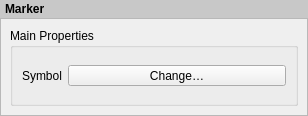
Before: the Qt Designer form src/ui/layout/qgslayoutmarkerwidgetbase.ui in carsmie/QGIS, drawn with Qt 5.
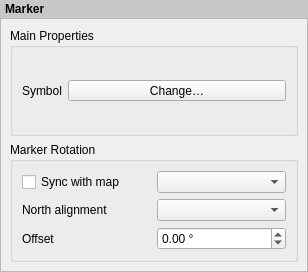
After: the same form once the commit is applied. Custom widgets are drawn as their Qt base class.

Commit message:
[layouts][FEATURE] Allow marker items to sync rotation with maps
This allows creation of north arrows from marker symbols, exposing
the same options as exist for picture items acting as north arrows.

Sponsored by SLYR

```diff
--- a/src/ui/layout/qgslayoutmarkerwidgetbase.ui
+++ b/src/ui/layout/qgslayoutmarkerwidgetbase.ui
@@ -7,7 +7,7 @@
     <x>0</x>
     <y>0</y>
     <width>308</width>
-    <height>116</height>
+    <height>272</height>
    </rect>
   </property>
   <property name="windowTitle">
@@ -56,7 +56,7 @@
         <x>0</x>
         <y>0</y>
         <width>306</width>
-        <height>91</height>
+        <height>247</height>
        </rect>
       </property>
       <layout class="QVBoxLayout" name="mainLayout">
@@ -98,6 +98,67 @@
          </layout>
         </widget>
        </item>
+       <item>
+        <widget class="QgsCollapsibleGroupBoxBasic" name="mRotationGroupBox">
+         <property name="focusPolicy">
+          <enum>Qt::StrongFocus</enum>
+         </property>
+         <property name="title">
+          <string>Marker Rotation</string>
+         </property>
+         <property name="syncGroup" stdset="0">
+          <string notr="true">composeritem</string>
+         </property>
+         <property name="collapsed" stdset="0">
+          <bool>false</bool>
+         </property>
+         <layout class="QGridLayout" name="gridLayout_2" columnstretch="0,0">
+          <item row="2" column="0">
+           <widget class="QLabel" name="label_8">
+            <property name="text">
+             <string>Offset</string>
+            </property>
+           </widget>
+          </item>
+          <item row="1" column="1">
+           <widget class="QComboBox" name="mNorthTypeComboBox"/>
+          </item>
+          <item row="0" column="0">
+           <widget class="QCheckBox" name="mRotationFromMapCheckBox">
+            <property name="text">
+             <string>Sync with map</string>
+            </property>
+           </widget>
+          </item>
+          <item row="2" column="1">
+           <widget class="QgsDoubleSpinBox" name="mNorthOffsetSpinBox">
+            <property name="wrapping">
+             <bool>true</bool>
+            </property>
+            <property name="suffix">
+             <string> °</string>
+            </property>
+            <property name="minimum">
+             <double>-360.000000000000000</double>
+            </property>
+            <property name="maximum">
+             <double>360.000000000000000</double>
+            </property>
+           </widget>
+          </item>
+          <item row="1" column="0">
+           <widget class="QLabel" name="label_7">
+            <property name="text">
+             <string>North alignment</string>
+            </property>
+           </widget>
+          </item>
+          <item row="0" column="1">
+           <widget class="QgsLayoutItemComboBox" name="mMapComboBox"/>
+          </item>
+         </layout>
+        </widget>
+       </item>
       </layout>
      </widget>
     </widget>
@@ -117,11 +178,21 @@
    <header>qgscollapsiblegroupbox.h</header>
    <container>1</container>
   </customwidget>
+  <customwidget>
+   <class>QgsDoubleSpinBox</class>
+   <extends>QDoubleSpinBox</extends>
+   <header>qgsdoublespinbox.h</header>
+  </customwidget>
   <customwidget>
    <class>QgsSymbolButton</class>
    <extends>QToolButton</extends>
    <header>qgssymbolbutton.h</header>
   </customwidget>
+  <customwidget>
+   <class>QgsLayoutItemComboBox</class>
+   <extends>QComboBox</extends>
+   <header>qgslayoutitemcombobox.h</header>
+  </customwidget>
  </customwidgets>
  <tabstops>
   <tabstop>groupBox</tabstop>
```
The commit also changes 7 other files.
